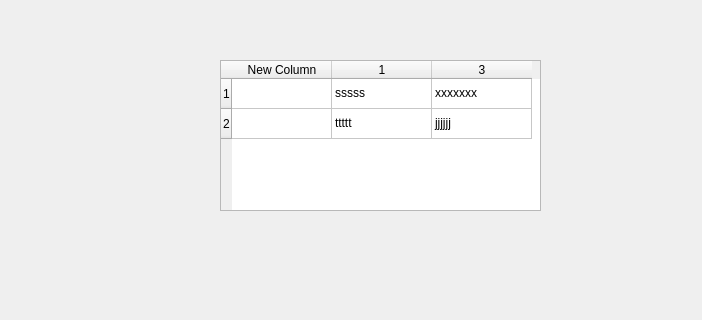
This is ui/untitled.ui in marginalprog/git_pcconf as Qt 5 draws it before an edit. The edited form follows.
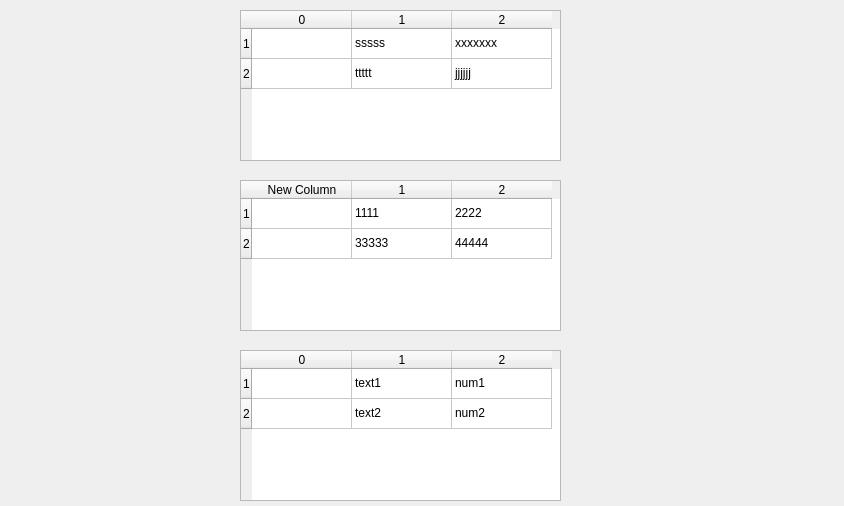
This is the edited form.

```diff
--- a/ui/untitled.ui
+++ b/ui/untitled.ui
@@ -6,8 +6,8 @@
    <rect>
     <x>0</x>
     <y>0</y>
-    <width>702</width>
-    <height>320</height>
+    <width>844</width>
+    <height>506</height>
    </rect>
   </property>
   <property name="windowTitle">
@@ -16,8 +16,8 @@
   <widget class="QTableWidget" name="tableWidget">
    <property name="geometry">
     <rect>
-     <x>220</x>
-     <y>60</y>
+     <x>240</x>
+     <y>10</y>
      <width>321</width>
      <height>151</height>
     </rect>
@@ -60,7 +60,7 @@
    </row>
    <column>
     <property name="text">
-     <string>New Column</string>
+     <string>0</string>
     </property>
    </column>
    <column>
@@ -70,7 +70,7 @@
    </column>
    <column>
     <property name="text">
-     <string>3</string>
+     <string>2</string>
     </property>
    </column>
    <item row="0" column="0">
@@ -104,6 +104,188 @@
     </property>
    </item>
   </widget>
+  <widget class="QTableWidget" name="tableWidget_2">
+   <property name="geometry">
+    <rect>
+     <x>240</x>
+     <y>180</y>
+     <width>321</width>
+     <height>151</height>
+    </rect>
+   </property>
+   <property name="styleSheet">
+    <string notr="true">QTableWidget::item:hover {
+    color: white;
+	background-color: red;
+}      
+
+QTableWidget::item:selected
+{
+ 	color: white;
+	background-color: green;
+	
+}
+</string>
+   </property>
+   <property name="selectionMode">
+    <enum>QAbstractItemView::SingleSelection</enum>
+   </property>
+   <property name="selectionBehavior">
+    <enum>QAbstractItemView::SelectRows</enum>
+   </property>
+   <property name="showGrid">
+    <bool>true</bool>
+   </property>
+   <property name="sortingEnabled">
+    <bool>true</bool>
+   </property>
+   <row>
+    <property name="text">
+     <string>1</string>
+    </property>
+   </row>
+   <row>
+    <property name="text">
+     <string>2</string>
+    </property>
+   </row>
+   <column>
+    <property name="text">
+     <string>New Column</string>
+    </property>
+   </column>
+   <column>
+    <property name="text">
+     <string>1</string>
+    </property>
+   </column>
+   <column>
+    <property name="text">
+     <string>2</string>
+    </property>
+   </column>
+   <item row="0" column="0">
+    <property name="text">
+     <string/>
+    </property>
+   </item>
+   <item row="0" column="1">
+    <property name="text">
+     <string>1111</string>
+    </property>
+   </item>
+   <item row="0" column="2">
+    <property name="text">
+     <string>2222</string>
+    </property>
+   </item>
+   <item row="1" column="0">
+    <property name="text">
+     <string/>
+    </property>
+   </item>
+   <item row="1" column="1">
+    <property name="text">
+     <string>33333</string>
+    </property>
+   </item>
+   <item row="1" column="2">
+    <property name="text">
+     <string>44444</string>
+    </property>
+   </item>
+  </widget>
+  <widget class="QTableWidget" name="tableWidget_3">
+   <property name="geometry">
+    <rect>
+     <x>240</x>
+     <y>350</y>
+     <width>321</width>
+     <height>151</height>
+    </rect>
+   </property>
+   <property name="styleSheet">
+    <string notr="true">QTableWidget::item:hover {
+    color: white;
+	background-color: red;
+}      
+
+QTableWidget::item:selected
+{
+ 	color: white;
+	background-color: green;
+	
+}
+</string>
+   </property>
+   <property name="selectionMode">
+    <enum>QAbstractItemView::SingleSelection</enum>
+   </property>
+   <property name="selectionBehavior">
+    <enum>QAbstractItemView::SelectRows</enum>
+   </property>
+   <property name="showGrid">
+    <bool>true</bool>
+   </property>
+   <property name="sortingEnabled">
+    <bool>true</bool>
+   </property>
+   <row>
+    <property name="text">
+     <string>1</string>
+    </property>
+   </row>
+   <row>
+    <property name="text">
+     <string>2</string>
+    </property>
+   </row>
+   <column>
+    <property name="text">
+     <string>0</string>
+    </property>
+   </column>
+   <column>
+    <property name="text">
+     <string>1</string>
+    </property>
+   </column>
+   <column>
+    <property name="text">
+     <string>2</string>
+    </property>
+   </column>
+   <item row="0" column="0">
+    <property name="text">
+     <string/>
+    </property>
+   </item>
+   <item row="0" column="1">
+    <property name="text">
+     <string>text1</string>
+    </property>
+   </item>
+   <item row="0" column="2">
+    <property name="text">
+     <string>num1</string>
+    </property>
+   </item>
+   <item row="1" column="0">
+    <property name="text">
+     <string/>
+    </property>
+   </item>
+   <item row="1" column="1">
+    <property name="text">
+     <string>text2</string>
+    </property>
+   </item>
+   <item row="1" column="2">
+    <property name="text">
+     <string>num2</string>
+    </property>
+   </item>
+  </widget>
  </widget>
  <resources/>
  <connections/>
```
